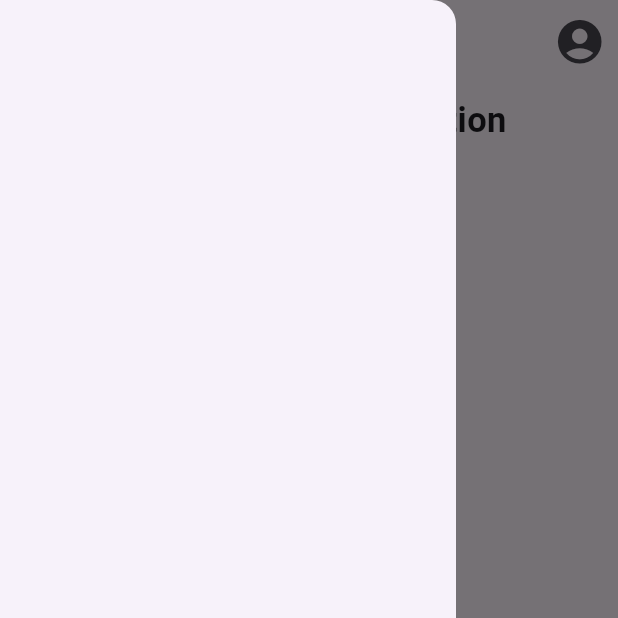
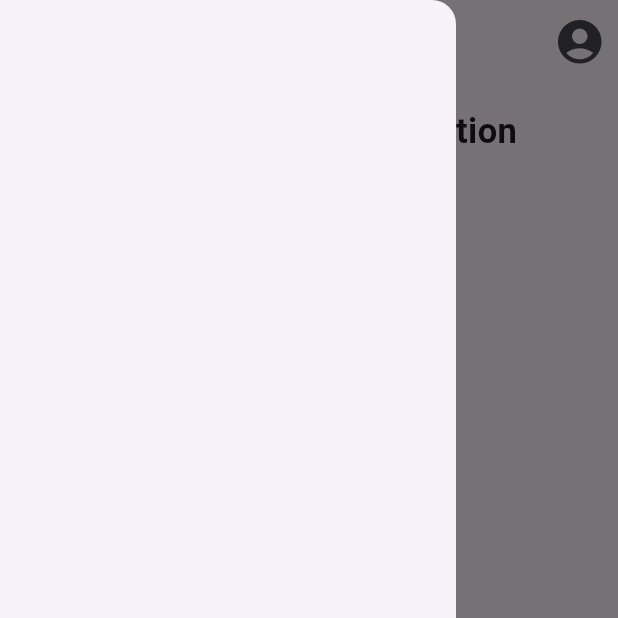
Before and after one commit to sohasara/Finace-App, a Flutter app: the screen it shows after launch, item 3 of the bottom bar chosen, with the side drawer open, on a phone screen of 412 x 824 dp, the top half of it. Run offline on Flutter 3.47's test engine with Material 3 defaults, Android fonts, the phone set to English and light mode, and no system bars; drawn by our look-alikes of fl_chart; our stand-ins replace flutter_riverpod, flutter_slidable, hive_flutter; accounts and stored records are empty.

Commit message:
add sized box

```diff
--- a/lib/ui/graphs/add_graph.dart
+++ b/lib/ui/graphs/add_graph.dart
@@ -21,7 +21,7 @@ class AddGraph extends ConsumerWidget {
 
     final saving = totalIncome - totalExpense;
     return Padding(
-      padding: const EdgeInsets.all(8.0),
+      padding: const EdgeInsets.all(15.0),
       child: SingleChildScrollView(
         scrollDirection: Axis.horizontal,
         child: Column(
@@ -32,6 +32,9 @@ class AddGraph extends ConsumerWidget {
                 fontSize: 23,
                 fontWeight: FontWeight.bold,
               ),
+            ),
+            const SizedBox(
+              height: 15,
             ),
             SizedBox(
               height: 300,
```
